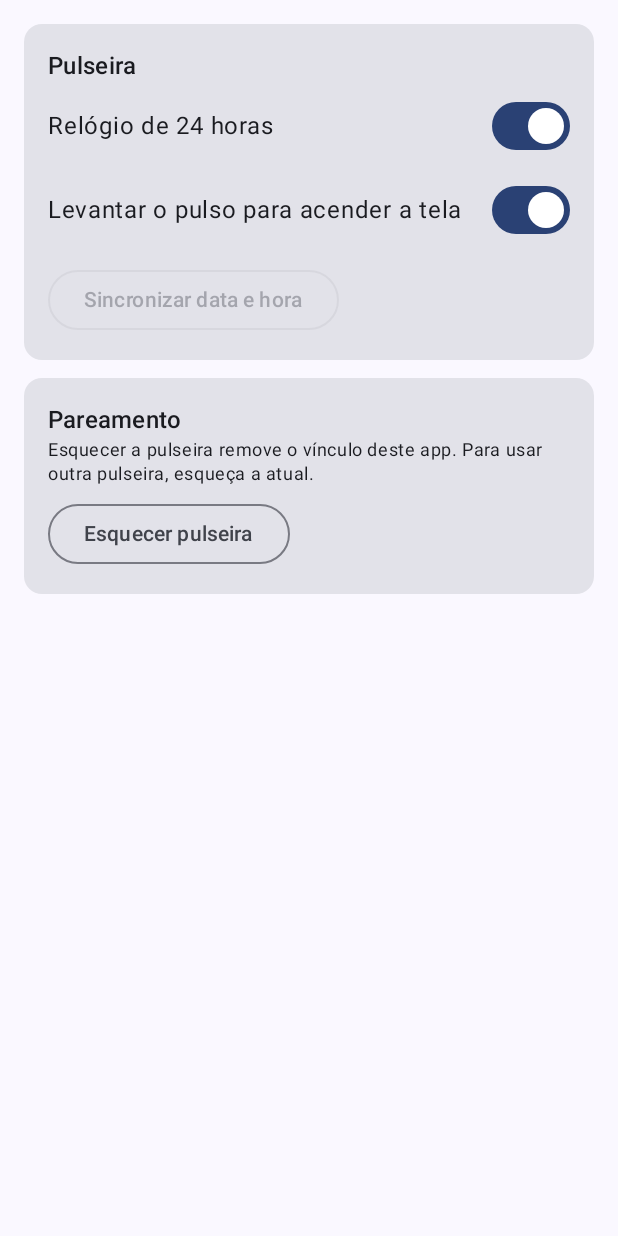
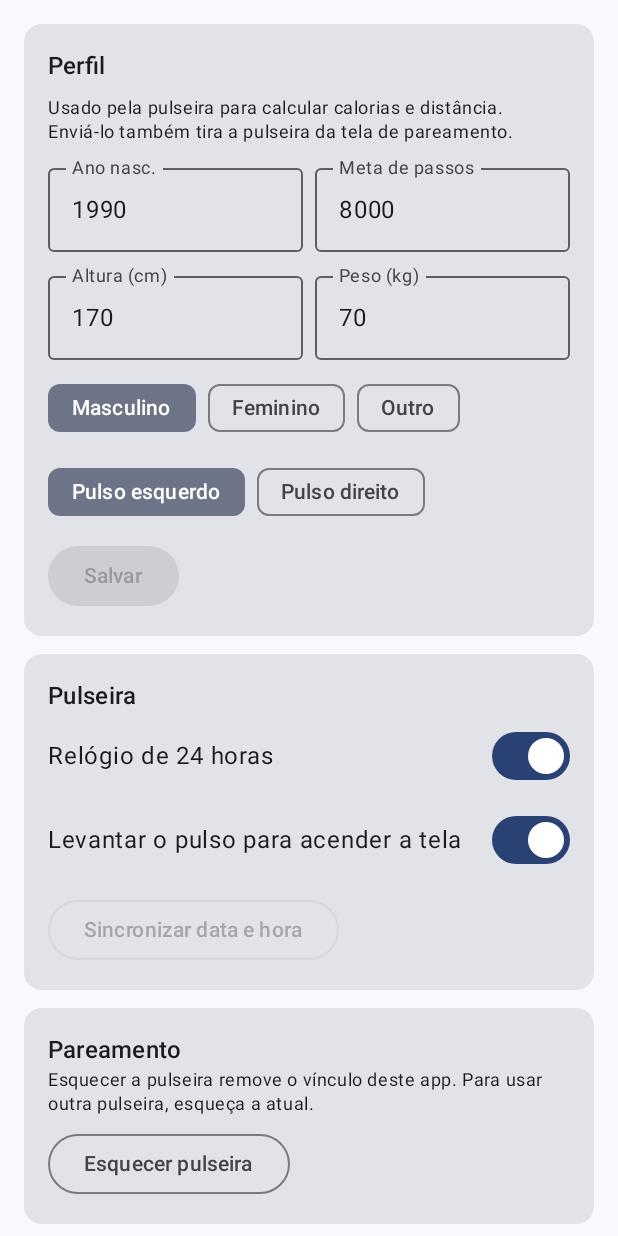
Before and after one commit to adriano2bx/miband3, an Android app built with Jetpack Compose: the composable SettingsTab shown on its own in the app's theme, on a phone screen of 412 x 824 dp. Run offline under Robolectric (Android 15) with nearby library versions, the phone set to English and light mode, and no system bars.

Commit message:
Enviar perfil do usuário, pulso e meta de passos após autenticar
Uma Mi Band 3 recém-pareada continua na tela "conecte um dispositivo"
até receber o perfil (característica 0008). O app agora envia perfil,
pulso e meta logo após autenticar, e a aba Ajustes ganhou um cartão
para editá-los.

Co-Authored-By: Claude Opus 5.5 <noreply@anthropic.com>
Claude-Session: https://claude.ai/code/session_015ujd1MNPNAs8ZkFTPwGyBm

```diff
--- a/app/src/main/java/com/miband3/app/ble/MiBandUuids.kt
+++ b/app/src/main/java/com/miband3/app/ble/MiBandUuids.kt
@@ -17,6 +17,9 @@ object MiBandUuids {
     val CHAR_CONFIG: UUID = huami("0003")
     val CHAR_BATTERY: UUID = huami("0006")
     val CHAR_STEPS: UUID = huami("0007")
+
+    /** Perfil do usuário, pulso e meta de passos. */
+    val CHAR_USER_SETTINGS: UUID = huami("0008")
 
     /** Eventos gerados pela pulseira (botão, procurar celular, chamada rejeitada...). */
     val CHAR_DEVICE_EVENT: UUID = huami("0010")
--- a/app/src/main/java/com/miband3/app/ui/DeviceScreen.kt
+++ b/app/src/main/java/com/miband3/app/ui/DeviceScreen.kt
@@ -25,6 +25,7 @@ import androidx.compose.foundation.lazy.items
 import androidx.compose.foundation.lazy.rememberLazyListState
 import androidx.compose.foundation.rememberScrollState
 import androidx.compose.foundation.shape.RoundedCornerShape
+import androidx.compose.foundation.text.KeyboardOptions
 import androidx.compose.foundation.verticalScroll
 import androidx.compose.material.icons.Icons
 import androidx.compose.material.icons.automirrored.filled.Send
@@ -72,6 +73,7 @@ import androidx.compose.ui.Modifier
 import androidx.compose.ui.graphics.vector.ImageVector
 import androidx.compose.ui.platform.LocalContext
 import androidx.compose.ui.text.font.FontWeight
+import androidx.compose.ui.text.input.KeyboardType
 import androidx.compose.ui.unit.dp
 import androidx.lifecycle.Lifecycle
 import androidx.lifecycle.compose.LifecycleEventEffect
@@ -83,6 +85,8 @@ import com.miband3.app.ble.ConnectionState
 import com.miband3.app.ble.LogEntry
 import com.miband3.app.ble.MessageType
 import com.miband3.app.ble.MiBandManager
+import com.miband3.app.ble.MiBandProtocol.Gender
+import com.miband3.app.ble.UserProfile
 import com.miband3.app.ble.MiBandProtocol.Days
 import com.miband3.app.service.NotificationForwarder
 import java.text.SimpleDateFormat
@@ -505,6 +509,8 @@ private fun SettingsTab(state: BandState) {
         Modifier.fillMaxSize().verticalScroll(rememberScrollState()).padding(16.dp),
         verticalArrangement = Arrangement.spacedBy(12.dp),
     ) {
+        ProfileCard(settings.profile, ready)
+
         Card(Modifier.fillMaxWidth()) {
             Column(Modifier.padding(16.dp)) {
                 Text("Pulseira", style = MaterialTheme.typography.titleMedium)
@@ -570,6 +576,73 @@ private fun SettingsTab(state: BandState) {
     }
 }
 
+@OptIn(ExperimentalLayoutApi::class)
+@Composable
+private fun ProfileCard(profile: UserProfile, ready: Boolean) {
+    var birthYear by remember(profile) { mutableStateOf(profile.birthYear.toString()) }
+    var height by remember(profile) { mutableStateOf(profile.heightCm.toString()) }
+    var weight by remember(profile) { mutableStateOf(profile.weightKg.toString()) }
+    var goal by remember(profile) { mutableStateOf(profile.stepGoal.toString()) }
+    var gender by remember(profile) { mutableIntStateOf(profile.gender) }
+    var leftWrist by remember(profile) { mutableStateOf(profile.leftWrist) }
+
+    val edited = UserProfile(
+        birthYear = birthYear.toIntOrNull()?.coerceIn(1900, 2100) ?: profile.birthYear,
+        gender = gender,
+        heightCm = height.toIntOrNull()?.coerceIn(50, 250) ?: profile.heightCm,
+        weightKg = weight.toIntOrNull()?.coerceIn(20, 300) ?: profile.weightKg,
+        leftWrist = leftWrist,
+        stepGoal = goal.toIntOrNull()?.coerceIn(100, 60000) ?: profile.stepGoal,
+    )
+    val numbers = KeyboardOptions(keyboardType = KeyboardType.Number)
+
+    Card(Modifier.fillMaxWidth()) {
+        Column(Modifier.padding(16.dp), verticalArrangement = Arrangement.spacedBy(8.dp)) {
+            Text("Perfil", style = MaterialTheme.typography.titleMedium)
+            Text(
+                "Usado pela pulseira para calcular calorias e distância. Enviá-lo também tira a pulseira da tela de pareamento.",
+                style = MaterialTheme.typography.bodySmall,
+            )
+            Row(horizontalArrangement = Arrangement.spacedBy(8.dp)) {
+                OutlinedTextField(
+                    birthYear, { birthYear = it.filter(Char::isDigit).take(4) },
+                    label = { Text("Ano nasc.") }, singleLine = true, keyboardOptions = numbers,
+                    modifier = Modifier.weight(1f),
+                )
+                OutlinedTextField(
+                    goal, { goal = it.filter(Char::isDigit).take(5) },
+                    label = { Text("Meta de passos") }, singleLine = true, keyboardOptions = numbers,
+                    modifier = Modifier.weight(1f),
+                )
+            }
+            Row(horizontalArrangement = Arrangement.spacedBy(8.dp)) {
+                OutlinedTextField(
+                    height, { height = it.filter(Char::isDigit).take(3) },
+                    label = { Text("Altura (cm)") }, singleLine = true, keyboardOptions = numbers,
+                    modifier = Modifier.weight(1f),
+                )
+                OutlinedTextField(
+                    weight, { weight = it.filter(Char::isDigit).take(3) },
+                    label = { Text("Peso (kg)") }, singleLine = true, keyboardOptions = numbers,
+                    modifier = Modifier.weight(1f),
+                )
+            }
+            FlowRow(horizontalArrangement = Arrangement.spacedBy(8.dp)) {
+                FilterChip(gender == Gender.MALE, { gender = Gender.MALE }, label = { Text("Masculino") })
+                FilterChip(gender == Gender.FEMALE, { gender = Gender.FEMALE }, label = { Text("Feminino") })
+                FilterChip(gender == Gender.OTHER, { gender = Gender.OTHER }, label = { Text("Outro") })
+            }
+            FlowRow(horizontalArrangement = Arrangement.spacedBy(8.dp)) {
+                FilterChip(leftWrist, { leftWrist = true }, label = { Text("Pulso esquerdo") })
+                FilterChip(!leftWrist, { leftWrist = false }, label = { Text("Pulso direito") })
+            }
+            Button(onClick = { MiBandManager.saveProfile(edited) }, enabled = edited != profile || ready) {
+                Text(if (ready) "Salvar e enviar à pulseira" else "Salvar")
+            }
+        }
+    }
+}
+
 @Composable
 private fun SettingSwitch(label: String, checked: Boolean, onChange: (Boolean) -> Unit) {
     Row(Modifier.fillMaxWidth().padding(vertical = 4.dp), verticalAlignment = Alignment.CenterVertically) {
```
Also changed, not shown: app/src/main/java/com/miband3/app/ble/MiBandManager.kt (+48 -0 lines), app/src/main/java/com/miband3/app/ble/MiBandProtocol.kt (+46 -0 lines), 1 other file.
